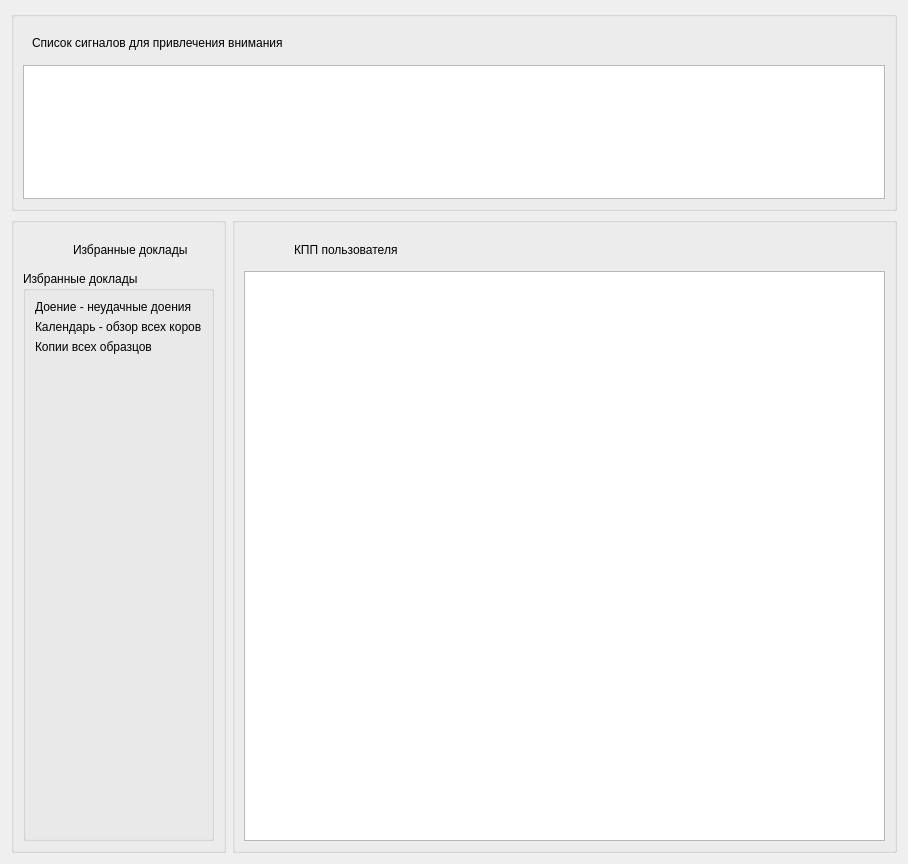
The window that form_2_1.ui (zanxi/qt_protowebclient) describes before a commit, drawn with Qt 5.
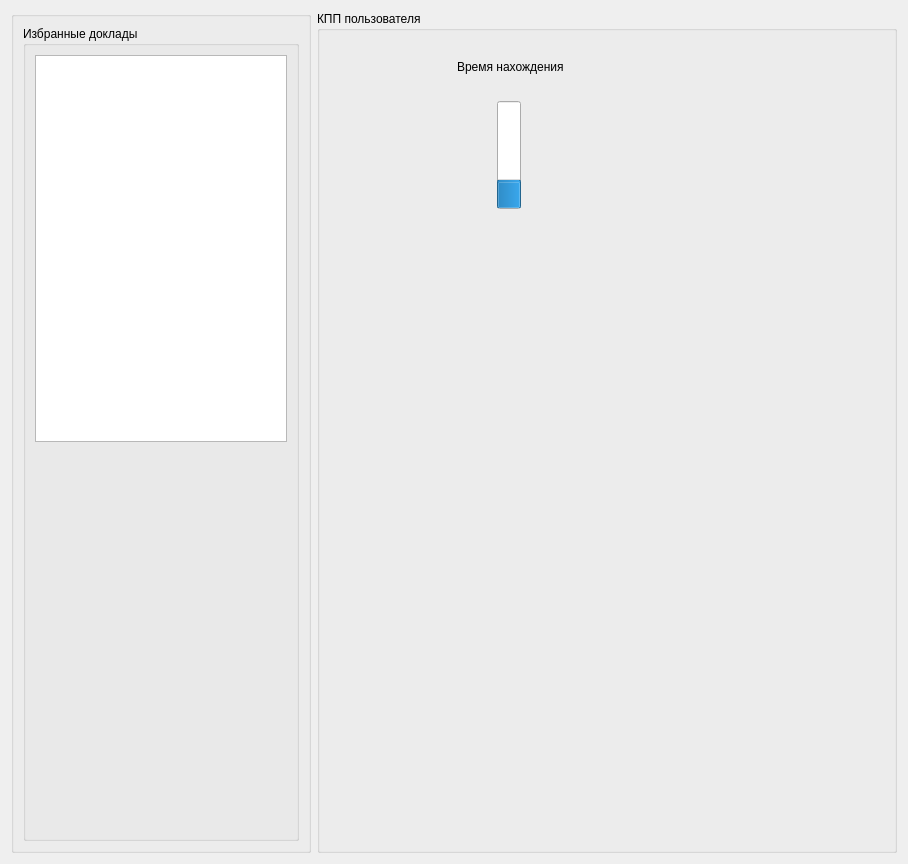
The same window after the commit.

Diff of the .ui file:
```diff
--- a/form_2_1.ui
+++ b/form_2_1.ui
@@ -15,85 +15,22 @@
   </property>
   <layout class="QVBoxLayout" name="verticalLayout_4">
    <item>
-    <widget class="QGroupBox" name="groupBox_4">
-     <property name="maximumSize">
-      <size>
-       <width>16777215</width>
-       <height>200</height>
-      </size>
-     </property>
-     <property name="title">
-      <string/>
-     </property>
-     <layout class="QVBoxLayout" name="verticalLayout">
-      <item>
-       <widget class="QWidget" name="widget_title2_3" native="true">
-        <property name="minimumSize">
-         <size>
-          <width>0</width>
-          <height>33</height>
-         </size>
-        </property>
-        <property name="maximumSize">
-         <size>
-          <width>16777215</width>
-          <height>33</height>
-         </size>
-        </property>
-        <layout class="QHBoxLayout" name="horizontalLayout_2">
-         <item>
-          <widget class="QLabel" name="label_6">
-           <property name="text">
-            <string>Список сигналов для привлечения внимания</string>
-           </property>
-          </widget>
-         </item>
-        </layout>
-       </widget>
-      </item>
-      <item>
-       <widget class="QTableView" name="tableView"/>
-      </item>
-     </layout>
-    </widget>
+    <layout class="QHBoxLayout" name="horizontalLayout_2"/>
    </item>
    <item>
     <layout class="QHBoxLayout" name="horizontalLayout">
      <item>
       <widget class="QGroupBox" name="groupBox">
+       <property name="maximumSize">
+        <size>
+         <width>300</width>
+         <height>16777215</height>
+        </size>
+       </property>
        <property name="title">
         <string/>
        </property>
        <layout class="QVBoxLayout" name="verticalLayout_2">
-        <item>
-         <widget class="QWidget" name="widget_title2" native="true">
-          <property name="minimumSize">
-           <size>
-            <width>0</width>
-            <height>33</height>
-           </size>
-          </property>
-          <property name="maximumSize">
-           <size>
-            <width>16777215</width>
-            <height>33</height>
-           </size>
-          </property>
-          <widget class="QLabel" name="label_4">
-           <property name="geometry">
-            <rect>
-             <x>50</x>
-             <y>10</y>
-             <width>151</width>
-             <height>16</height>
-            </rect>
-           </property>
-           <property name="text">
-            <string>Избранные доклады</string>
-           </property>
-          </widget>
-         </widget>
-        </item>
         <item>
          <widget class="QGroupBox" name="groupBox_2">
           <property name="title">
@@ -101,25 +38,7 @@
           </property>
           <layout class="QVBoxLayout" name="verticalLayout_3">
            <item>
-            <widget class="QLabel" name="label">
-             <property name="text">
-              <string>Доение - неудачные доения</string>
-             </property>
-            </widget>
-           </item>
-           <item>
-            <widget class="QLabel" name="label_2">
-             <property name="text">
-              <string>Календарь - обзор всех коров</string>
-             </property>
-            </widget>
-           </item>
-           <item>
-            <widget class="QLabel" name="label_3">
-             <property name="text">
-              <string>Копии всех образцов</string>
-             </property>
-            </widget>
+            <widget class="QListView" name="listView"/>
            </item>
            <item>
             <spacer name="verticalSpacer_2">
@@ -143,42 +62,37 @@
      <item>
       <widget class="QGroupBox" name="groupBox_3">
        <property name="title">
-        <string/>
+        <string>КПП пользователя</string>
        </property>
-       <layout class="QVBoxLayout" name="verticalLayout_5">
-        <item>
-         <widget class="QWidget" name="widget_title2_2" native="true">
-          <property name="minimumSize">
-           <size>
-            <width>0</width>
-            <height>33</height>
-           </size>
-          </property>
-          <property name="maximumSize">
-           <size>
-            <width>16777215</width>
-            <height>33</height>
-           </size>
-          </property>
-          <widget class="QLabel" name="label_5">
-           <property name="geometry">
-            <rect>
-             <x>50</x>
-             <y>10</y>
-             <width>151</width>
-             <height>16</height>
-            </rect>
-           </property>
-           <property name="text">
-            <string>КПП пользователя</string>
-           </property>
-          </widget>
-         </widget>
-        </item>
-        <item>
-         <widget class="QGraphicsView" name="graphicsView"/>
-        </item>
-       </layout>
+       <widget class="QProgressBar" name="progressBar">
+        <property name="geometry">
+         <rect>
+          <x>180</x>
+          <y>90</y>
+          <width>24</width>
+          <height>108</height>
+         </rect>
+        </property>
+        <property name="value">
+         <number>24</number>
+        </property>
+        <property name="orientation">
+         <enum>Qt::Vertical</enum>
+        </property>
+       </widget>
+       <widget class="QLabel" name="label">
+        <property name="geometry">
+         <rect>
+          <x>140</x>
+          <y>40</y>
+          <width>211</width>
+          <height>31</height>
+         </rect>
+        </property>
+        <property name="text">
+         <string>Время нахождения</string>
+        </property>
+       </widget>
       </widget>
      </item>
     </layout>
```
